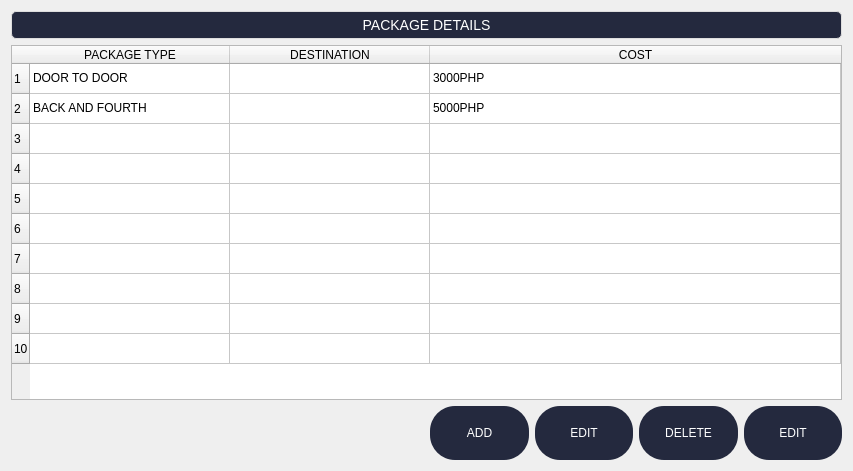
Before: the Qt Designer form ui/package.ui in shazkun/TRAVEL-WITH-ME, drawn with Qt 5.
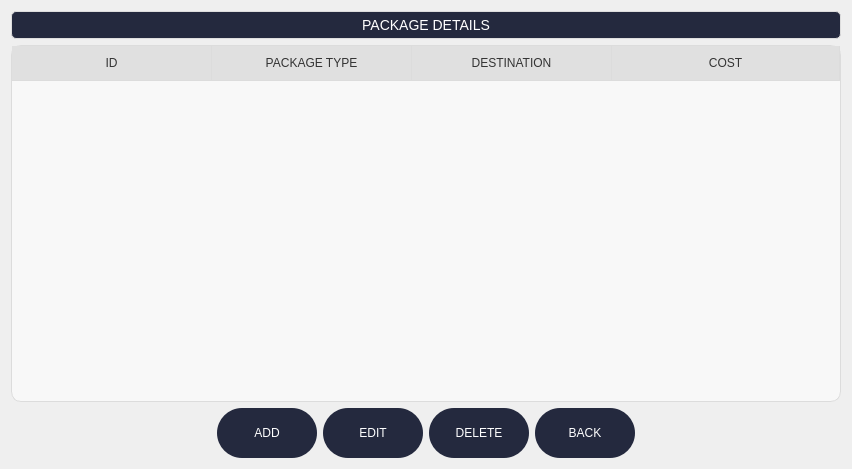
After: the same form once the commit is applied. Icons and pictures are not drawn.

Patch:
```diff
--- a/ui/package.ui
+++ b/ui/package.ui
@@ -6,8 +6,8 @@
    <rect>
     <x>0</x>
     <y>0</y>
-    <width>853</width>
-    <height>471</height>
+    <width>852</width>
+    <height>469</height>
    </rect>
   </property>
   <property name="windowTitle">
@@ -23,8 +23,199 @@
   <layout class="QGridLayout" name="gridLayout_2">
    <item row="1" column="0" colspan="2">
     <widget class="QTableWidget" name="tableWidget">
+     <property name="styleSheet">
+      <string notr="true">QCalendarWidget {
+    background-color: #ffffff;
+    border: 1px solid #cccccc;
+    border-radius: 8px;
+    font-family: &quot;Segoe UI&quot;, &quot;Arial&quot;, sans-serif;
+    font-size: 14px;
+    color: #333333;
+}
+
+/* Navigation Bar */
+QCalendarWidget QToolButton {
+    color: #ffffff;
+    background-color: #24293E;
+    border: none;
+    border-radius: 4px;
+    padding: 5px;
+}
+
+QCalendarWidget QToolButton:hover {
+    font-style: bold;
+}
+
+QCalendarWidget QToolButton::disabled {
+    background-color: #9E9E9E;
+}
+
+/* Header (Month/Year) */
+QCalendarWidget QWidget#qt_calendar_navigationbar {
+    background-color: #24293E;
+    color: #ffffff;
+    border-top-left-radius: 8px;
+    border-top-right-radius: 8px;
+}
+
+QCalendarWidget QToolButton::menu-indicator {
+    image: none;
+}
+
+/* Day Headers (e.g., Mon, Tue) */
+QCalendarWidget QTableView {
+    border: none;
+}
+
+QCalendarWidget QHeaderView::section {
+    color: #333333;
+    background-color: #f2f2f2;
+    border: none;
+    padding: 5px;
+}
+
+/* Day Cells */
+QCalendarWidget QTableView::item {
+    border: none;
+    padding: 5px;
+}
+
+QCalendarWidget QTableView::item:selected {
+    background-color: #4CAF50;
+    color: #ffffff;
+}
+
+QCalendarWidget QTableView::item:hover {
+    background-color: #a5d6a7;
+    color: #333333;
+}
+
+/* Today Highlight */
+QCalendarWidget QWidget#qt_calendar_today {
+    border: 1px solid #4CAF50;
+    background-color: #ffffff;
+    color: #4CAF50;
+    border-radius: 4px;
+}
+
+QCalendarWidget QWidget#qt_calendar_today::hover {
+    background-color: #e8f5e9;
+    border: 1px solid #4CAF50;
+}
+
+/* Navigation Buttons */
+QCalendarWidget QToolButton::left-arrow {
+    image: url(:/icons/left-arrow.png);
+    /* Ensure you have an appropriate icon */
+}
+
+QCalendarWidget QToolButton::right-arrow {
+    image: url(:/icons/right-arrow.png);
+    /* Ensure you have an appropriate icon */
+}
+
+QCalendarWidget {
+    border: 1px solid black
+}
+
+QPushButton#addbtn,
+#editbtn,
+#delbtn {
+
+    border-radius: 25px;
+    color: white;
+    background-color: #24293e;
+    padding-top: 20px;
+    padding-bottom: 20px;
+}
+
+QTableWidget {
+    border: 1px solid #dcdcdc;
+    border-radius: 10px;
+    background-color: #f8f8f8;
+    gridline-color: #dcdcdc;
+    font-size: 14px;
+    font-family: Arial, Helvetica, sans-serif;
+    color: #333333;
+}
+
+QTableWidget::item {
+    padding: 10px;
+    border: none;
+}
+
+QTableWidget::item:selected {
+    background-color: #00aaff;
+    color: #ffffff;
+}
+
+QHeaderView::section {
+    background-color: #e0e0e0;
+    color: #333333;
+    padding: 8px;
+    border: none;
+    border-bottom: 1px solid #dcdcdc;
+}
+
+QHeaderView::section:horizontal {
+    border-right: 1px solid #dcdcdc;
+}
+
+QTableCornerButton::section {
+    background-color: #e0e0e0;
+    border: none;
+    border-bottom: 1px solid #dcdcdc;
+    border-right: 1px solid #dcdcdc;
+}
+
+QScrollBar:vertical {
+    background: #f8f8f8;
+    width: 15px;
+    margin: 0px 3px 0px 3px;
+    border-radius: 4px;
+}
+
+QScrollBar::handle:vertical {
+    background: #c0c0c0;
+    min-height: 20px;
+    border-radius: 4px;
+}
+
+QScrollBar::add-line:vertical,
+QScrollBar::sub-line:vertical {
+    height: 0;
+}
+
+QScrollBar::add-page:vertical,
+QScrollBar::sub-page:vertical {
+    background: none;
+}
+
+QScrollBar:horizontal {
+    background: #f8f8f8;
+    height: 15px;
+    margin: 3px 0px 3px 0px;
+    border-radius: 4px;
+}
+
+QScrollBar::handle:horizontal {
+    background: #c0c0c0;
+    min-width: 20px;
+    border-radius: 4px;
+}
+
+QScrollBar::add-line:horizontal,
+QScrollBar::sub-line:horizontal {
+    width: 0;
+}
+
+QScrollBar::add-page:horizontal,
+QScrollBar::sub-page:horizontal {
+    background: none;
+}</string>
+     </property>
      <property name="rowCount">
-      <number>10</number>
+      <number>0</number>
      </property>
      <attribute name="horizontalHeaderDefaultSectionSize">
       <number>200</number>
@@ -32,16 +223,11 @@
      <attribute name="horizontalHeaderStretchLastSection">
       <bool>true</bool>
      </attribute>
-     <row/>
-     <row/>
-     <row/>
-     <row/>
-     <row/>
-     <row/>
-     <row/>
-     <row/>
-     <row/>
-     <row/>
+     <column>
+      <property name="text">
+       <string>ID</string>
+      </property>
+     </column>
      <column>
       <property name="text">
        <string>PACKAGE TYPE</string>
@@ -57,196 +243,8 @@
        <string>COST</string>
       </property>
      </column>
-     <item row="0" column="0">
-      <property name="text">
-       <string>DOOR TO DOOR</string>
-      </property>
-     </item>
-     <item row="0" column="2">
-      <property name="text">
-       <string>3000PHP</string>
-      </property>
-     </item>
-     <item row="1" column="0">
-      <property name="text">
-       <string>BACK AND FOURTH</string>
-      </property>
-     </item>
-     <item row="1" column="2">
-      <property name="text">
-       <string>5000PHP</string>
-      </property>
-     </item>
     </widget>
    </item>
-   <item row="2" column="1">
-    <layout class="QGridLayout" name="gridLayout">
-     <item row="0" column="0">
-      <widget class="QPushButton" name="okbtn_3">
-       <property name="sizePolicy">
-        <sizepolicy hsizetype="Minimum" vsizetype="Minimum">
-         <horstretch>0</horstretch>
-         <verstretch>0</verstretch>
-        </sizepolicy>
-       </property>
-       <property name="minimumSize">
-        <size>
-         <width>20</width>
-         <height>0</height>
-        </size>
-       </property>
-       <property name="maximumSize">
-        <size>
-         <width>100</width>
-         <height>16777215</height>
-        </size>
-       </property>
-       <property name="styleSheet">
-        <string notr="true">QPushButton{
-
-border-radius: 25px;
-color: white;
-background-color: #24293e;
-padding-top: 20px;
-padding-bottom: 20px;
-
-
-
-
-
-
-}</string>
-       </property>
-       <property name="text">
-        <string>ADD</string>
-       </property>
-      </widget>
-     </item>
-     <item row="0" column="1">
-      <widget class="QPushButton" name="okbtn_2">
-       <property name="sizePolicy">
-        <sizepolicy hsizetype="Minimum" vsizetype="Minimum">
-         <horstretch>0</horstretch>
-         <verstretch>0</verstretch>
-        </sizepolicy>
-       </property>
-       <property name="minimumSize">
-        <size>
-         <width>20</width>
-         <height>0</height>
-        </size>
-       </property>
-       <property name="maximumSize">
-        <size>
-         <width>100</width>
-         <height>16777215</height>
-        </size>
-       </property>
-       <property name="styleSheet">
-        <string notr="true">QPushButton{
-
-border-radius: 25px;
-color: white;
-background-color: #24293e;
-padding-top: 20px;
-padding-bottom: 20px;
-
-
-
-
-
-
-}</string>
-       </property>
-       <property name="text">
-        <string>EDIT</string>
-       </property>
-      </widget>
-     </item>
-     <item row="0" column="2">
-      <widget class="QPushButton" name="okbtn">
-       <property name="sizePolicy">
-        <sizepolicy hsizetype="Minimum" vsizetype="Minimum">
-         <horstretch>0</horstretch>
-         <verstretch>0</verstretch>
-        </sizepolicy>
-       </property>
-       <property name="minimumSize">
-        <size>
-         <width>20</width>
-         <height>0</height>
-        </size>
-       </property>
-       <property name="maximumSize">
-        <size>
-         <width>100</width>
-         <height>16777215</height>
-        </size>
-       </property>
-       <property name="styleSheet">
-        <string notr="true">QPushButton{
-
-border-radius: 25px;
-color: white;
-background-color: #24293e;
-padding-top: 20px;
-padding-bottom: 20px;
-
-
-
-
-
-
-}</string>
-       </property>
-       <property name="text">
-        <string>DELETE</string>
-       </property>
-      </widget>
-     </item>
-     <item row="0" column="3">
-      <widget class="QPushButton" name="okbtn_4">
-       <property name="sizePolicy">
-        <sizepolicy hsizetype="Minimum" vsizetype="Minimum">
-         <horstretch>0</horstretch>
-         <verstretch>0</verstretch>
-        </sizepolicy>
-       </property>
-       <property name="minimumSize">
-        <size>
-         <width>20</width>
-         <height>0</height>
-        </size>
-       </property>
-       <property name="maximumSize">
-        <size>
-         <width>100</width>
-         <height>16777215</height>
-        </size>
-       </property>
-       <property name="styleSheet">
-        <string notr="true">QPushButton{
-
-border-radius: 25px;
-color: white;
-background-color: #24293e;
-padding-top: 20px;
-padding-bottom: 20px;
-
-
-
-
-
-
-}</string>
-       </property>
-       <property name="text">
-        <string>EDIT</string>
-       </property>
-      </widget>
-     </item>
-    </layout>
-   </item>
    <item row="0" column="0" colspan="2">
     <widget class="QLabel" name="label">
      <property name="styleSheet">
@@ -289,6 +287,200 @@
      </property>
     </widget>
    </item>
+   <item row="2" column="0" colspan="2">
+    <layout class="QGridLayout" name="gridLayout">
+     <item row="0" column="4">
+      <widget class="QPushButton" name="okbtn">
+       <property name="sizePolicy">
+        <sizepolicy hsizetype="Minimum" vsizetype="Minimum">
+         <horstretch>0</horstretch>
+         <verstretch>0</verstretch>
+        </sizepolicy>
+       </property>
+       <property name="minimumSize">
+        <size>
+         <width>100</width>
+         <height>50</height>
+        </size>
+       </property>
+       <property name="maximumSize">
+        <size>
+         <width>100</width>
+         <height>50</height>
+        </size>
+       </property>
+       <property name="styleSheet">
+        <string notr="true">QPushButton{
+
+border-radius: 25px;
+color: white;
+background-color: #24293e;
+padding-top: 20px;
+padding-bottom: 20px;
+
+
+
+
+
+
+}</string>
+       </property>
+       <property name="text">
+        <string>BACK</string>
+       </property>
+      </widget>
+     </item>
+     <item row="0" column="1">
+      <widget class="QPushButton" name="addbtn">
+       <property name="sizePolicy">
+        <sizepolicy hsizetype="Minimum" vsizetype="Minimum">
+         <horstretch>0</horstretch>
+         <verstretch>0</verstretch>
+        </sizepolicy>
+       </property>
+       <property name="minimumSize">
+        <size>
+         <width>100</width>
+         <height>50</height>
+        </size>
+       </property>
+       <property name="maximumSize">
+        <size>
+         <width>100</width>
+         <height>50</height>
+        </size>
+       </property>
+       <property name="styleSheet">
+        <string notr="true">QPushButton{
+
+border-radius: 25px;
+color: white;
+background-color: #24293e;
+padding-top: 20px;
+padding-bottom: 20px;
+
+
+
+
+
+
+}</string>
+       </property>
+       <property name="text">
+        <string>ADD</string>
+       </property>
+      </widget>
+     </item>
+     <item row="0" column="3">
+      <widget class="QPushButton" name="delbtn">
+       <property name="sizePolicy">
+        <sizepolicy hsizetype="Minimum" vsizetype="Minimum">
+         <horstretch>0</horstretch>
+         <verstretch>0</verstretch>
+        </sizepolicy>
+       </property>
+       <property name="minimumSize">
+        <size>
+         <width>100</width>
+         <height>50</height>
+        </size>
+       </property>
+       <property name="maximumSize">
+        <size>
+         <width>100</width>
+         <height>50</height>
+        </size>
+       </property>
+       <property name="styleSheet">
+        <string notr="true">QPushButton{
+
+border-radius: 25px;
+color: white;
+background-color: #24293e;
+padding-top: 20px;
+padding-bottom: 20px;
+
+
+
+
+
+
+}</string>
+       </property>
+       <property name="text">
+        <string>DELETE</string>
+       </property>
+      </widget>
+     </item>
+     <item row="0" column="0">
+      <spacer name="horizontalSpacer">
+       <property name="orientation">
+        <enum>Qt::Horizontal</enum>
+       </property>
+       <property name="sizeHint" stdset="0">
+        <size>
+         <width>40</width>
+         <height>20</height>
+        </size>
+       </property>
+      </spacer>
+     </item>
+     <item row="0" column="2">
+      <widget class="QPushButton" name="editbtn">
+       <property name="sizePolicy">
+        <sizepolicy hsizetype="Minimum" vsizetype="Minimum">
+         <horstretch>0</horstretch>
+         <verstretch>0</verstretch>
+        </sizepolicy>
+       </property>
+       <property name="minimumSize">
+        <size>
+         <width>100</width>
+         <height>50</height>
+        </size>
+       </property>
+       <property name="maximumSize">
+        <size>
+         <width>100</width>
+         <height>50</height>
+        </size>
+       </property>
+       <property name="styleSheet">
+        <string notr="true">QPushButton{
+
+border-radius: 25px;
+color: white;
+background-color: #24293e;
+padding-top: 20px;
+padding-bottom: 20px;
+
+
+
+
+
+
+}</string>
+       </property>
+       <property name="text">
+        <string>EDIT</string>
+       </property>
+      </widget>
+     </item>
+     <item row="0" column="5">
+      <spacer name="horizontalSpacer_2">
+       <property name="orientation">
+        <enum>Qt::Horizontal</enum>
+       </property>
+       <property name="sizeHint" stdset="0">
+        <size>
+         <width>40</width>
+         <height>20</height>
+        </size>
+       </property>
+      </spacer>
+     </item>
+    </layout>
+   </item>
   </layout>
  </widget>
  <resources/>
```
